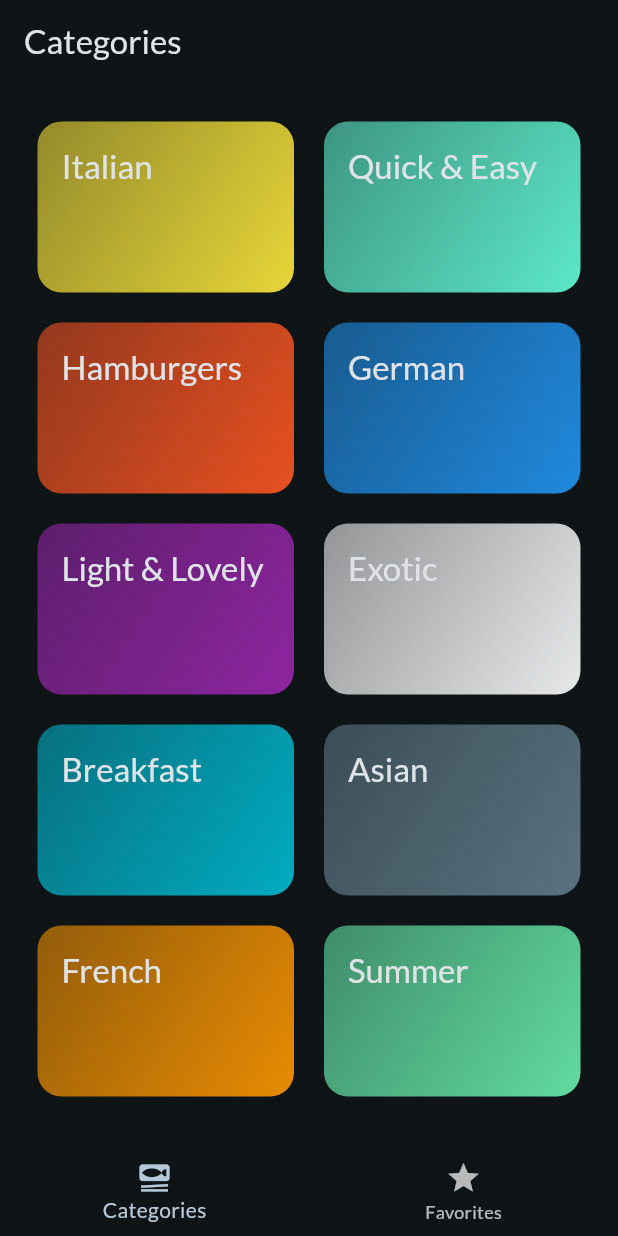
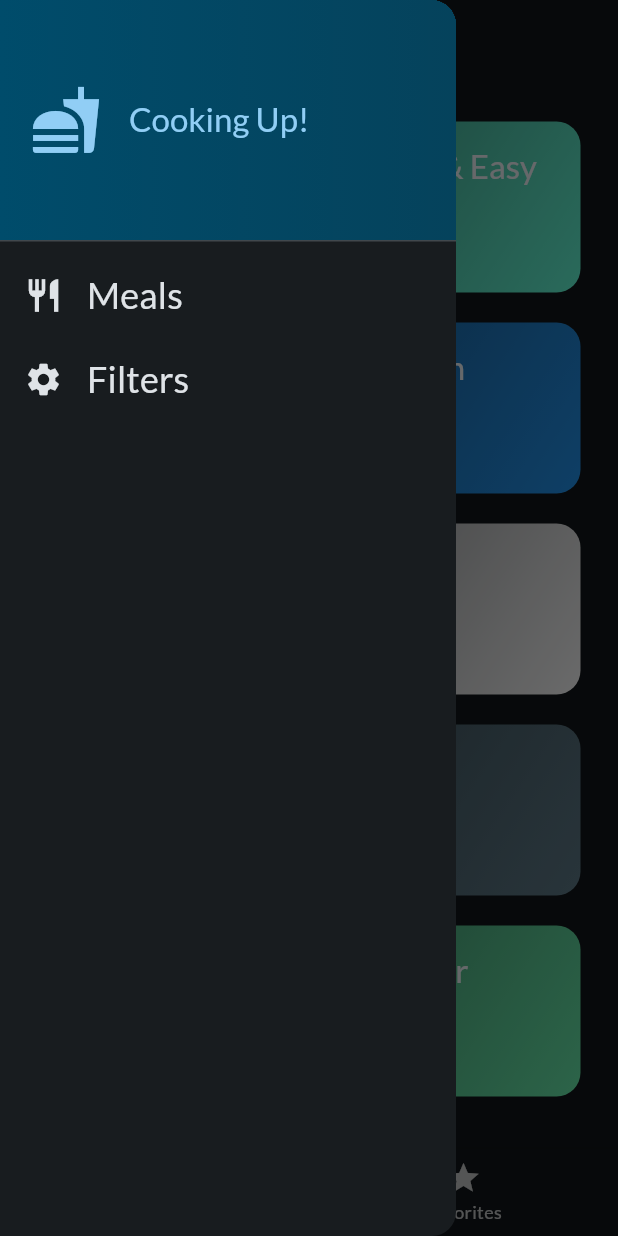
Before and after one commit to akfrustha/mealApp, a Flutter app: the screen it shows after launch, with the side drawer open (before the commit the screen has no drawer), on a phone screen of 412 x 824 dp. Run offline on Flutter 3.47's test engine with Material 3 defaults, Android fonts, the phone set to English and light mode, and no system bars; our stand-ins replace google_fonts.

Commit message:
Updated project with new changes

```diff
--- /dev/null
+++ b/lib/widgets/main_drawer.dart
@@ -0,0 +1,64 @@
+import 'package:flutter/material.dart';
+
+class MainDrawer extends StatelessWidget {
+  const MainDrawer({super.key, required this.onSelectScreen});
+
+  final void Function(String identifier) onSelectScreen;
+
+  @override
+  Widget build(BuildContext context) {
+    return Drawer(
+      child: Column(
+        children: [
+          DrawerHeader( padding: EdgeInsets.all(20),
+          decoration: BoxDecoration(
+            gradient: LinearGradient(
+              colors: [
+                Theme.of(context).colorScheme.primaryContainer,
+                 Theme.of(context).colorScheme.primaryContainer.withOpacity(0.8),
+              ],
+              begin: Alignment.topLeft,
+              end: AlignmentGeometry.topRight,
+              ),
+          ),
+          child: Row(children: [
+            Icon(Icons.fastfood,size:48 ,color: Theme.of(context).colorScheme.primary,),
+
+            SizedBox(width: 18,),
+            Text('Cooking Up!',
+            style: Theme.of(context).textTheme.titleLarge!.copyWith(
+              color:Theme.of(context).colorScheme.primary,
+
+            ),),
+          ],),),
+
+          ListTile(
+            leading:Icon(Icons.restaurant,size: 26,color: Theme.of(context).colorScheme.onBackground,) ,
+            title: Text(
+              'Meals',
+              style:Theme.of(context).textTheme.titleSmall!.copyWith(
+              color: Theme.of(context).colorScheme.onBackground,
+              fontSize: 24,
+            ) ,),
+            onTap: () {
+             onSelectScreen("meals");
+            },
+          ),
+           ListTile(
+            leading:Icon(Icons.settings,size: 26,color: Theme.of(context).colorScheme.onBackground,) ,
+            title: Text(
+              'Filters',
+              style:Theme.of(context).textTheme.titleSmall!.copyWith(
+              color: Theme.of(context).colorScheme.onBackground,
+              fontSize: 24,
+            ) ,),
+            onTap: () {
+                 onSelectScreen("filters");
+
+            },
+          ),
+        ],
+      ),
+    );
+  }
+}
```
Also changed, not shown: lib/screens/filters.dart (added, +147 -0 lines), lib/screens/meal_detail.dart (+6 -5 lines), lib/screens/tabs.dart (+31 -0 lines).
